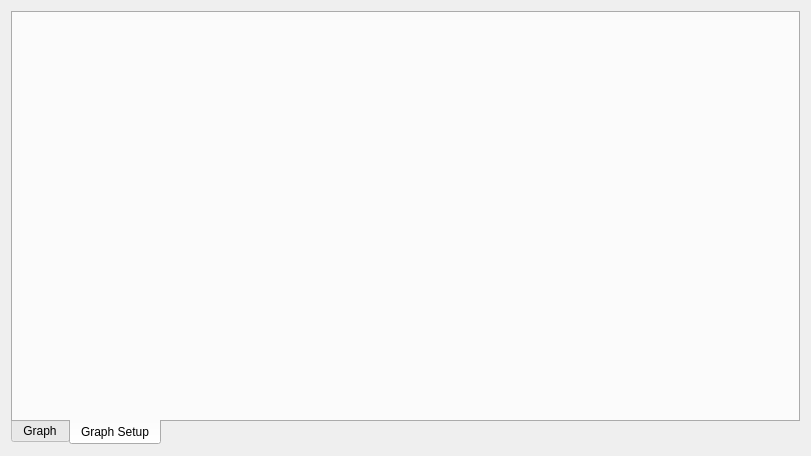
This is uilib/views/forms/ResultsWidget.ui in reilleya/openMotor as Qt 5 draws it before an edit. The edited form follows.
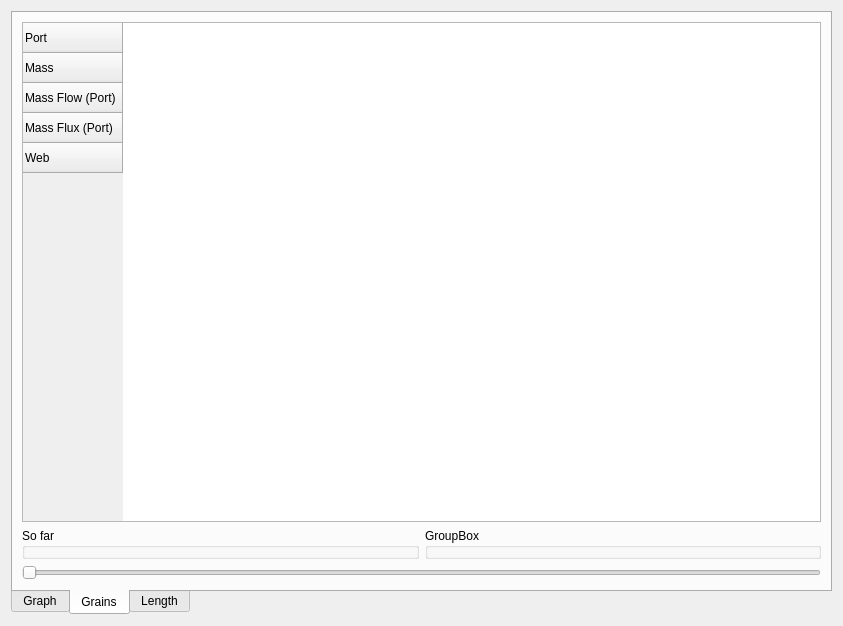
This is the edited form. The open tabs and pages were chosen to show the change. Custom widgets are drawn as their Qt base class.

Commit message: Added slider to view grain regression to results widget

Diff of the .ui file:
```diff
--- a/uilib/views/forms/ResultsWidget.ui
+++ b/uilib/views/forms/ResultsWidget.ui
@@ -6,14 +6,14 @@
    <rect>
     <x>0</x>
     <y>0</y>
-    <width>811</width>
-    <height>456</height>
+    <width>843</width>
+    <height>626</height>
    </rect>
   </property>
   <property name="windowTitle">
    <string>Results</string>
   </property>
-  <layout class="QVBoxLayout" name="verticalLayout">
+  <layout class="QHBoxLayout" name="horizontalLayout_2">
    <item>
     <widget class="QTabWidget" name="tabWidget">
      <property name="tabPosition">
@@ -88,7 +88,83 @@
      </widget>
      <widget class="QWidget" name="tabSetup">
       <attribute name="title">
-       <string>Graph Setup</string>
+       <string>Grains</string>
+      </attribute>
+      <layout class="QVBoxLayout" name="verticalLayout">
+       <item>
+        <widget class="QTableWidget" name="tableWidgetGrains">
+         <property name="rowCount">
+          <number>5</number>
+         </property>
+         <property name="columnCount">
+          <number>0</number>
+         </property>
+         <row>
+          <property name="text">
+           <string>Port</string>
+          </property>
+         </row>
+         <row>
+          <property name="text">
+           <string>Mass</string>
+          </property>
+         </row>
+         <row>
+          <property name="text">
+           <string>Mass Flow (Port)</string>
+          </property>
+         </row>
+         <row>
+          <property name="text">
+           <string>Mass Flux (Port)</string>
+          </property>
+         </row>
+         <row>
+          <property name="text">
+           <string>Web</string>
+          </property>
+         </row>
+        </widget>
+       </item>
+       <item>
+        <layout class="QHBoxLayout" name="horizontalLayout_3">
+         <property name="bottomMargin">
+          <number>0</number>
+         </property>
+         <item>
+          <widget class="QGroupBox" name="groupBox_2">
+           <property name="title">
+            <string>So far</string>
+           </property>
+          </widget>
+         </item>
+         <item>
+          <widget class="QGroupBox" name="groupBox_3">
+           <property name="title">
+            <string>GroupBox</string>
+           </property>
+          </widget>
+         </item>
+        </layout>
+       </item>
+       <item>
+        <widget class="QSlider" name="horizontalSliderTime">
+         <property name="orientation">
+          <enum>Qt::Horizontal</enum>
+         </property>
+         <property name="invertedAppearance">
+          <bool>false</bool>
+         </property>
+         <property name="invertedControls">
+          <bool>false</bool>
+         </property>
+        </widget>
+       </item>
+      </layout>
+     </widget>
+     <widget class="QWidget" name="tabLength">
+      <attribute name="title">
+       <string>Length</string>
       </attribute>
      </widget>
     </widget>
@@ -108,6 +184,12 @@
    <header location="global">uilib.widgets.channelSelector</header>
    <container>1</container>
   </customwidget>
+  <customwidget>
+   <class>GrainSelector</class>
+   <extends>QWidget</extends>
+   <header location="global">uilib.widgets.grainSelector</header>
+   <container>1</container>
+  </customwidget>
  </customwidgets>
  <resources/>
  <connections/>
```
Left out of the diff: 26 changed lines with no effect on the pictures. The commit also changes 7 other files.
